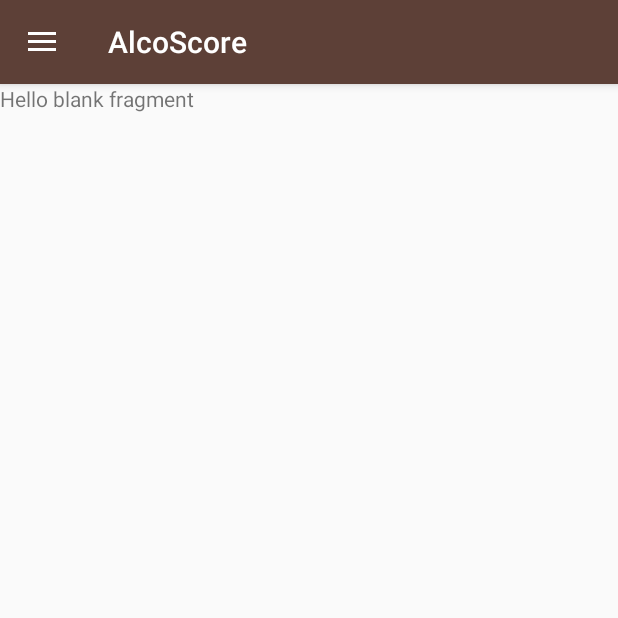
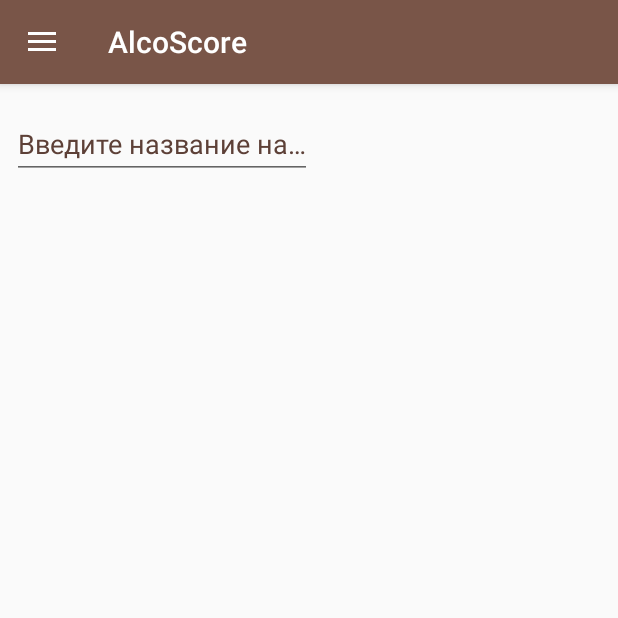
Before and after one commit to aliot2010/AlcoScore, an Android app: the fragment AddAlcohole placed in its activity, on a phone screen of 412 x 824 dp, the top half of it. Run offline under Robolectric (Android 15) with nearby library versions, the phone set to English and light mode, and no system bars.

Commit message:
начал add alcohol

```diff
--- a/app/build.gradle
+++ b/app/build.gradle
@@ -26,6 +26,7 @@ dependencies {
     })
     compile 'com.android.support:appcompat-v7:24.2.1'
     compile 'com.android.support:support-v4:24.2.1'
+    compile 'com.android.support:design:24.2.0'
     compile 'com.google.android.gms:play-services:9.8.0'
     compile 'com.android.support:recyclerview-v7:24.2.1'
     testCompile 'junit:junit:4.12'
--- a/app/src/main/res/layout/fragment_add_alcohole.xml
+++ b/app/src/main/res/layout/fragment_add_alcohole.xml
@@ -1,13 +1,33 @@
-<FrameLayout xmlns:android="http://schemas.android.com/apk/res/android"
+<RelativeLayout xmlns:android="http://schemas.android.com/apk/res/android"
     xmlns:tools="http://schemas.android.com/tools"
     android:layout_width="match_parent"
     android:layout_height="match_parent"
     tools:context="com.example.aliot10.alcoscore.AddAlcohole">
 
     <!-- TODO: Update blank fragment layout -->
-    <TextView
+
+    <android.support.design.widget.TextInputLayout
+         android:id="@+id/inputName"
+         android:layout_width="200dp"
+         android:layout_height="55dp"
+
+        android:textColorHint="#5D4037"
+        android:layout_margin="8dp"
+        android:layout_alignParentTop="true"
+        android:layout_alignParentStart="true">
+
+
+
+    <EditText
+        android:textColorHint="#5D4037"
         android:layout_width="match_parent"
         android:layout_height="match_parent"
-        android:text="@string/hello_blank_fragment" />
+        android:hint="Введите название напитка"
+        android:id="@+id/inputNameEditText"
 
-</FrameLayout>
+
+
+        android:layout_alignParentTop="true"
+        android:layout_alignStart="@+id/inputName" />
+    </android.support.design.widget.TextInputLayout>
+</RelativeLayout>
--- a/app/src/main/res/values/colors.xml
+++ b/app/src/main/res/values/colors.xml
@@ -1,6 +1,6 @@
 <?xml version="1.0" encoding="utf-8"?>
 <resources>
-    <color name="colorPrimary">#5d4037</color>
-    <color name="colorPrimaryDark">#9e9e9e</color>
+    <color name="colorPrimary">#795548</color>
+    <color name="colorPrimaryDark">#5D4037</color>
     <color name="colorAccent">#9e9e9e</color>
 </resources>
```
Also changed, not shown: app/src/main/java/com/example/aliot10/alcoscore/AlcoholDatabaseHelper.java (+13 -0 lines), app/src/main/java/com/example/aliot10/alcoscore/adapters/AlcCursorAdapter.java (+17 -3 lines), app/src/main/java/layout/ListOfAlc.java (+32 -23 lines).
